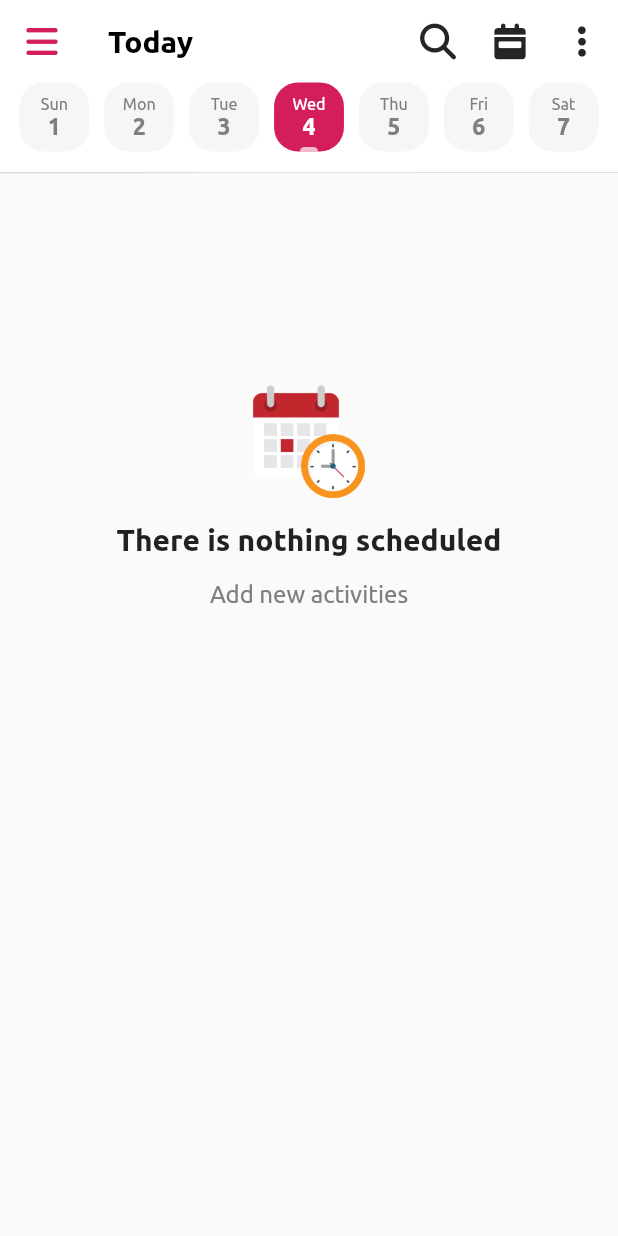
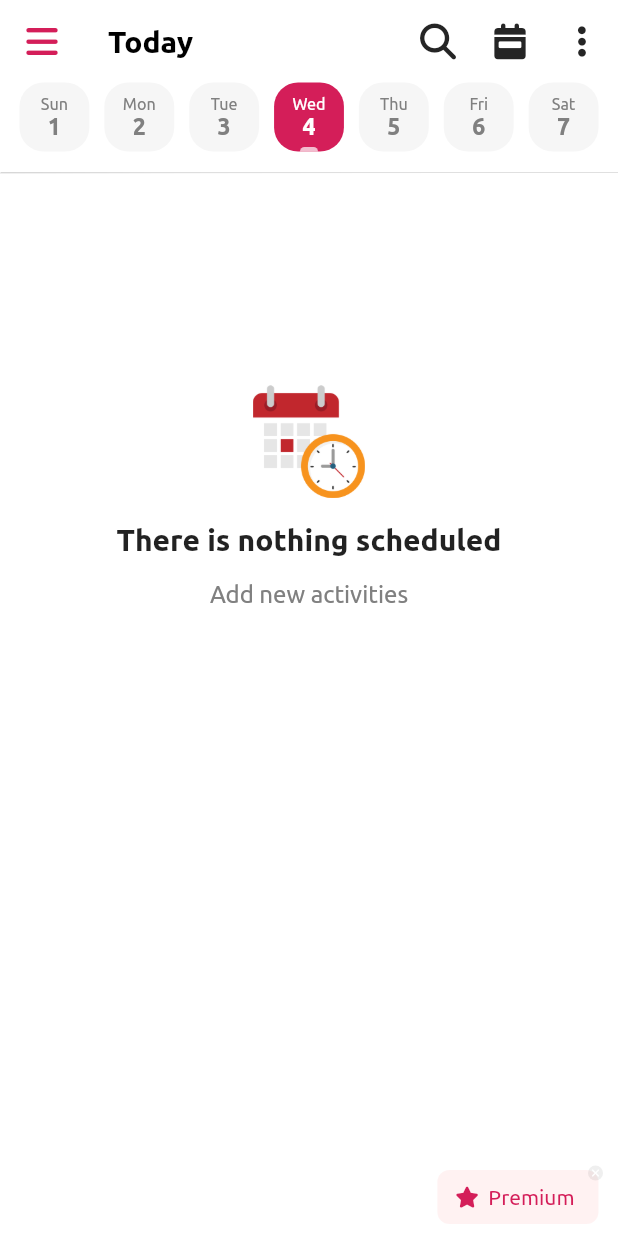
Before and after one commit to felipesantoos/habit-now-clone, a Flutter app: the screen it shows after launch, on a phone screen of 412 x 824 dp. Run offline on Flutter 3.47's test engine with Material 2 defaults, Android fonts, the phone set to English and light mode, and no system bars; our stand-ins replace font_awesome_flutter; project files that could hold a hidden picture were left out.

Commit message:
Add premium button (#5)

```diff
--- a/lib/pages/activities_page.dart
+++ b/lib/pages/activities_page.dart
@@ -12,9 +12,12 @@ class _ActivitiesPageState extends State<ActivitiesPage> {
   static const Color _appWhiteColor = Color(0xFFFFFFFF);
   static const Color _appPinkColor = Color(0xFFD41E59);
   static const Color _appBlackColor = Color(0xFF000000);
-  static const Color _greyIconColor = Color(0xFF252525);
-  static const Color _appGreyForegroundColor = Color(0xFF808080);
-  static const Color _appGreyBackgroundColor = Color(0xFFF6F6F6);
+  static const Color _appGreyIconColor = Color(0xFF252525);
+  static const Color _appGreyFC = Color(0xFF808080);
+  static const Color _appGreyBC = Color(0xFFF6F6F6);
+  static const Color _premiumButtonBackgroundColor = Color(0x80ffe6e6);
+
+  static const String _defaultFontFamily = 'Ubuntu';
 
   final int _tabNumber = 7;
   int _selectedTabNumber = 3;
@@ -34,13 +37,15 @@ class _ActivitiesPageState extends State<ActivitiesPage> {
     TabBarItemData(weekDayName: 'Sat', monthDayNumber: 7),
   ];
 
+  bool _showPremiumButton = true;
+
   @override
   Widget build(BuildContext context) {
     return DefaultTabController(
       length: _tabNumber,
       child: Scaffold(
         appBar: _appBar(),
-        body: _emptyBody(context),
+        body: _body(context),
       ),
     );
   }
@@ -76,32 +81,24 @@ class _ActivitiesPageState extends State<ActivitiesPage> {
       style: TextStyle(
         color: _appBlackColor,
         fontWeight: FontWeight.bold,
-        fontFamily: 'Ubuntu',
+        fontFamily: _defaultFontFamily,
       ),
     );
   }
 
   _iconButtonList() {
     return <Widget>[
-      _iconButton(
-        icon: FontAwesomeIcons.magnifyingGlass,
-        iconColor: _greyIconColor,
-        onPressed: () {},
-      ),
-      _iconButton(
-        icon: FontAwesomeIcons.calendarWeek,
-        iconColor: _greyIconColor,
-        onPressed: () {},
-      ),
-      _iconButton(
-        icon: FontAwesomeIcons.ellipsisVertical,
-        iconColor: _greyIconColor,
-        onPressed: () {},
-      )
+      _iconButton(icon: FontAwesomeIcons.magnifyingGlass, onPressed: () {}),
+      _iconButton(icon: FontAwesomeIcons.calendarWeek, onPressed: () {}),
+      _iconButton(icon: FontAwesomeIcons.ellipsisVertical, onPressed: () {})
     ];
   }
 
-  _iconButton({Function? onPressed, IconData? icon, Color? iconColor}) {
+  _iconButton({
+    Function? onPressed,
+    IconData? icon,
+    Color? iconColor = _appGreyIconColor,
+  }) {
     return IconButton(
       onPressed: () => onPressed,
       icon: Icon(icon, color: iconColor),
@@ -148,7 +145,6 @@ class _ActivitiesPageState extends State<ActivitiesPage> {
     required int monthDayNumber,
     bool isSelected = false,
     bool isToday = false,
-    Color labelColor = _appGreyForegroundColor,
   }) {
     return Stack(
       alignment: Alignment.bottomCenter,
@@ -158,7 +154,7 @@ class _ActivitiesPageState extends State<ActivitiesPage> {
           margin: const EdgeInsets.symmetric(horizontal: 5.0),
           padding: const EdgeInsets.all(8.0),
           decoration: BoxDecoration(
-            color: isSelected ? _appPinkColor : _appGreyBackgroundColor,
+            color: isSelected ? _appPinkColor : _appGreyBC,
             borderRadius: BorderRadius.circular(16.0),
           ),
           child: FittedBox(
@@ -168,8 +164,8 @@ class _ActivitiesPageState extends State<ActivitiesPage> {
                 Text(
                   weekDayName,
                   style: TextStyle(
-                    color: isSelected ? _appWhiteColor : labelColor,
-                    fontFamily: 'Ubuntu',
+                    color: isSelected ? _appWhiteColor : _appGreyFC,
+                    fontFamily: _defaultFontFamily,
                   ),
                 ),
                 Text(
@@ -177,8 +173,8 @@ class _ActivitiesPageState extends State<ActivitiesPage> {
                   style: TextStyle(
                     fontWeight: FontWeight.bold,
                     fontSize: 20.0,
-                    color: isSelected ? _appWhiteColor : labelColor,
-                    fontFamily: 'Ubuntu',
+                    color: isSelected ? _appWhiteColor : _appGreyFC,
+                    fontFamily: _defaultFontFamily,
                   ),
                 ),
               ],
@@ -190,7 +186,7 @@ class _ActivitiesPageState extends State<ActivitiesPage> {
                 height: 3.0,
                 width: 12.0,
                 decoration: BoxDecoration(
-                  color: isSelected ? Colors.white70 : labelColor,
+                  color: isSelected ? Colors.white70 : _appGreyFC,
                   borderRadius: const BorderRadius.only(
                     topLeft: Radius.circular(8.0),
                     topRight: Radius.circular(8.0),
@@ -202,9 +198,27 @@ class _ActivitiesPageState extends State<ActivitiesPage> {
     );
   }
 
-  _emptyBody(BuildContext context) {
+  _body(BuildContext context) {
+    return Stack(
+      alignment: Alignment.bottomRight,
+      children: <Widget>[
+        _thereIsNotActivities(context),
+        _showPremiumButton
+            ? Positioned(
+                right: 10.0,
+                bottom: 2.0,
+                child: _premiumButton(),
+              )
+            : Container(),
+      ],
+    );
+  }
+
+  _thereIsNotActivities(BuildContext context) {
     double screenHeight = MediaQuery.of(context).size.height;
-    return SizedBox(
+    return Container(
+      color: _appWhiteColor,
+      height: double.infinity,
       width: double.infinity,
       child: SingleChildScrollView(
         child: Padding(
@@ -224,16 +238,16 @@ class _ActivitiesPageState extends State<ActivitiesPage> {
                 style: TextStyle(
                   fontWeight: FontWeight.bold,
                   fontSize: 20.0,
-                  fontFamily: 'Ubuntu',
+                  fontFamily: _defaultFontFamily,
                 ),
               ),
               SizedBox(height: 16.0),
               Text(
                 'Add new activities',
                 style: TextStyle(
-                  color: _appGreyForegroundColor,
+                  color: _appGreyFC,
                   fontSize: 16.0,
-                  fontFamily: 'Ubuntu',
+                  fontFamily: _defaultFontFamily,
                 ),
               ),
             ],
@@ -241,6 +255,66 @@ class _ActivitiesPageState extends State<ActivitiesPage> {
         ),
       ),
     );
+  }
+
+  _premiumButton() {
+    return Stack(
+      alignment: Alignment.topRight,
+      children: <Widget>[
+        Container(
+          padding: const EdgeInsets.only(right: 3.0),
+          child: ElevatedButton.icon(
+            style: ButtonStyle(
+              shape: MaterialStateProperty.all<RoundedRectangleBorder>(
+                RoundedRectangleBorder(
+                  borderRadius: BorderRadius.circular(8.0),
+                ),
+              ),
+              elevation: MaterialStateProperty.resolveWith((states) => 0.0),
+              backgroundColor: MaterialStateColor.resolveWith((states) {
+                return _premiumButtonBackgroundColor;
+              }),
+            ),
+            onPressed: () {},
+            icon: const Icon(
+              FontAwesomeIcons.solidStar,
+              size: 14.0,
+              color: _appPinkColor,
+            ),
+            label: const Text(
+              'Premium',
+              style: TextStyle(
+                color: _appPinkColor,
+                fontFamily: _defaultFontFamily,
+              ),
+            ),
+          ),
+        ),
+        Positioned(
+          top: 3.0,
+          child: GestureDetector(
+            onTap: _closePremiumButton,
+            child: Container(
+              padding: const EdgeInsets.all(1.0),
+              decoration: BoxDecoration(
+                  color: const Color(0x10000000),
+                  borderRadius: BorderRadius.circular(8.0)),
+              child: const Icon(
+                Icons.close,
+                size: 8.0,
+                color: _appWhiteColor,
+              ),
+            ),
+          ),
+        ),
+      ],
+    );
+  }
+
+  _closePremiumButton() {
+    setState(() {
+      _showPremiumButton = false;
+    });
   }
 }
 
```
